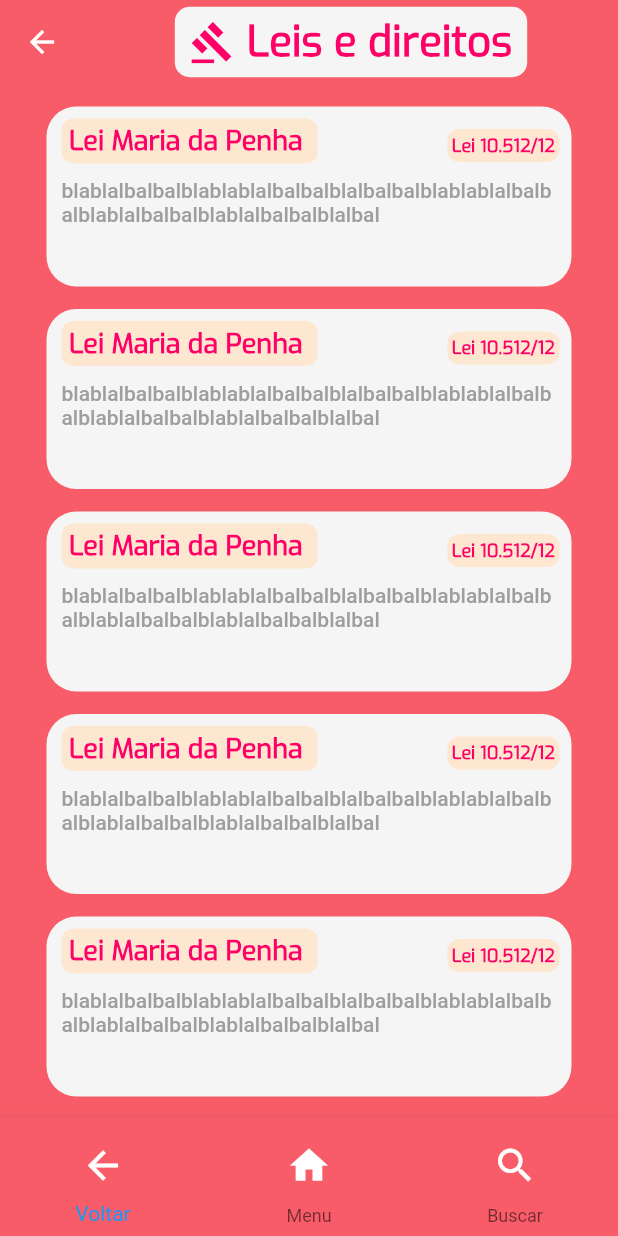
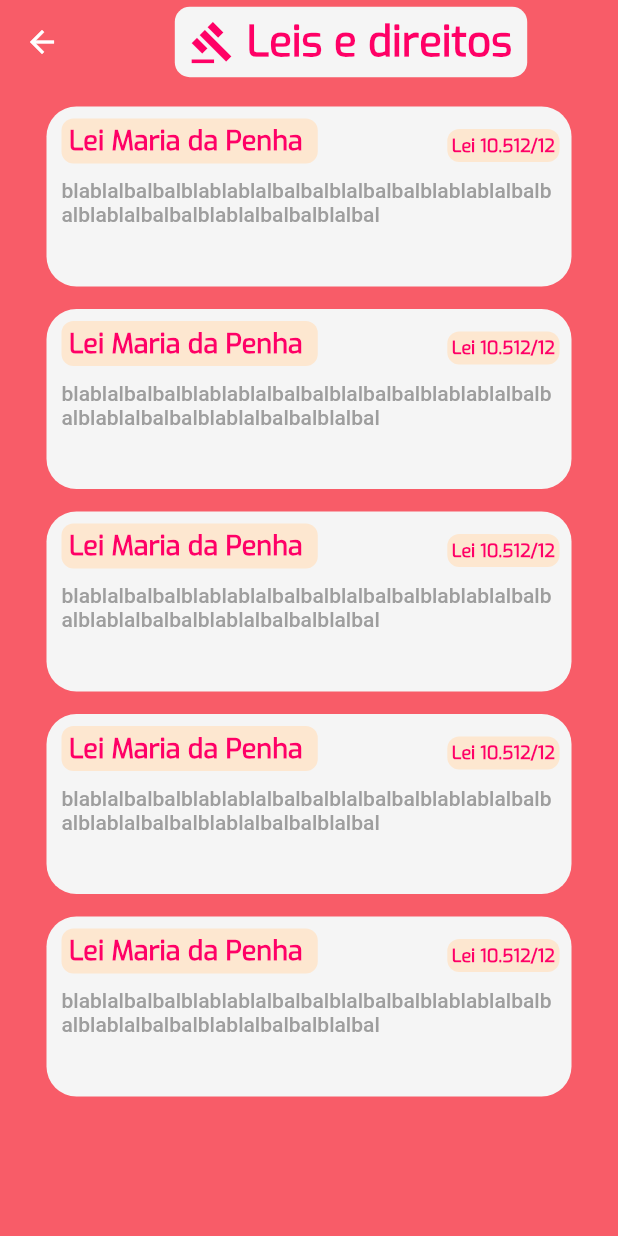
Before and after one commit to DataLabIFPE/arretadas, a Flutter app: the Info screen opened by its route, on a phone screen of 412 x 824 dp. Run offline on Flutter 3.47's test engine with Material 2 defaults, Android fonts, the phone set to English and light mode, and no system bars; our stand-ins replace flutter_map, geolocator, latlong, sqflite; accounts and stored records are empty.

Commit message:
Fix some bugs

```diff
--- a/lib/helpers/contact_helper.dart
+++ b/lib/helpers/contact_helper.dart
@@ -62,7 +62,7 @@ class ContactHelper {
     return await dbContact.delete(contactTable, where: "$idColumn = ?", whereArgs: [id]);
   }
 
-  Future<int> updateContact(Contact contact) async {
+  void updateContact(Contact contact) async {
     Database dbContact = await db;
     dbContact.update(contactTable, contact.toMap(),
     where: "$idColumn = ?",
--- a/lib/screens/home.dart
+++ b/lib/screens/home.dart
@@ -24,7 +24,9 @@ class Home extends StatelessWidget {
                     Column(
                       children: <Widget>[
                         Image(
-                          image: AssetImage('assets/logo-white.png'),
+                          image: AssetImage('assets/logo-white.png',
+                          ),
+
                         ),
                       ],
                     ),
--- a/lib/screens/info.dart
+++ b/lib/screens/info.dart
@@ -115,72 +115,6 @@ class Info extends StatelessWidget {
           criaLinha(lei: 'Lei Maria da Penha',numero: 'Lei 10.512/12' ,previa: 'blablalbalbalblablablalbalbalblalbalbalblablablalbalbalblablalbalbalblablalbalbalblalbal'),
         ],
       ),
-      bottomNavigationBar: BottomNavigationBar(
-        backgroundColor: Color.fromRGBO(248,92,104,1),
-        selectedIconTheme: const IconThemeData(
-          color: Colors.white,
-        ),
-        unselectedIconTheme: const IconThemeData(
-          color: Colors.white,
-        ),
-        items: <BottomNavigationBarItem>[
-          BottomNavigationBarItem(
-            icon: FlatButton(
-              onPressed: () {
-                Navigator.pop(context);
-              },
-              child: Icon(
-                Icons.arrow_back,
-                size: 30.0,
-                color: Colors.white,
-              ),
-            ),
-            title: Text(
-              'Voltar',
-              style: TextStyle(
-                color: Colors.white,
-              ),
-            ),
-          ),
-          BottomNavigationBarItem(
-            icon: FlatButton(
-              onPressed: () {
-                Navigator.pushNamed(context, '/menu');
-              },
-              child: Icon(
-                Icons.home,
-                size: 30.0,
-                color: Colors.white,
-              ),
-            ),
-            title: Text(
-              'Menu',
-              style: TextStyle(
-                color: Colors.white,
-              ),
-            ),
-          ),
-          BottomNavigationBarItem(
-            icon: FlatButton(
-              onPressed: () {
-                Navigator.pop(context);
-              },
-              child: Icon(
-                Icons.search,
-                size: 30,
-                color: Colors.white,
-              ),
-            ),
-            title: Text(
-              'Buscar',
-              style: TextStyle(
-                color: Colors.white,
-              ),
-            ),
-          ),
-
-        ],
-      ),
     );
   }
 }
--- a/pubspec.yaml
+++ b/pubspec.yaml
@@ -29,7 +29,7 @@ dependencies:
   sqflite: any
   url_launcher: 5.4.2
   geolocator: ^5.1.5
-  http: ^0.12.0.2
+  http: ^0.12.0
 
 dev_dependencies:
   flutter_test:
```
Also changed, not shown: lib/components/Button.dart (+1 -9 lines), lib/components/Header.dart (added, +48 -0 lines), lib/screens/menu.dart (+3 -94 lines), pubspec.lock.
